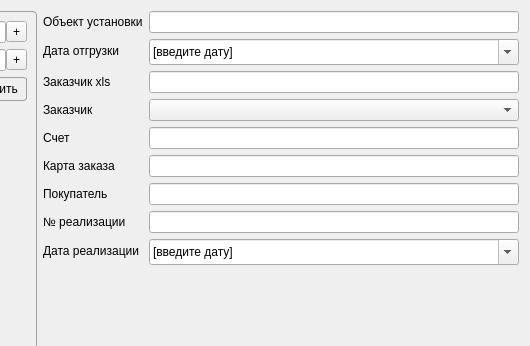
Old version of the form Remont/shipwindow.ui in the repository AlexeyScherbakov2021/Remont2; both pictures show x 451 to 981 and y 0 to 346 of the 981 by 599 pixel window.
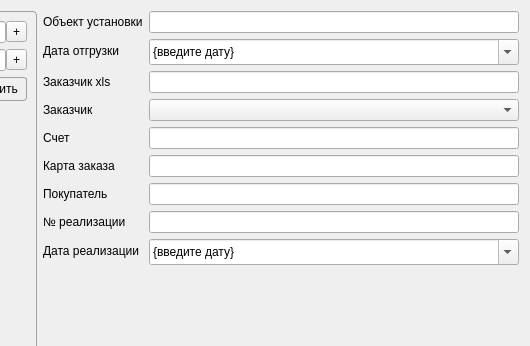
New version of the form. Icons and pictures are not drawn. Custom widgets are drawn as their Qt base class.

```diff
--- a/Remont/shipwindow.ui
+++ b/Remont/shipwindow.ui
@@ -264,7 +264,7 @@
           </size>
          </property>
          <property name="specialValueText">
-          <string notr="true">[введите дату]</string>
+          <string notr="true">{введите дату}</string>
          </property>
          <property name="keyboardTracking">
           <bool>false</bool>
@@ -274,7 +274,7 @@
          </property>
          <property name="dateTime">
           <datetime>
-           <hour>12</hour>
+           <hour>15</hour>
            <minute>0</minute>
            <second>0</second>
            <year>1900</year>
@@ -284,7 +284,7 @@
          </property>
          <property name="time">
           <time>
-           <hour>12</hour>
+           <hour>15</hour>
            <minute>0</minute>
            <second>0</second>
           </time>
@@ -298,7 +298,7 @@
          </property>
          <property name="minimumTime">
           <time>
-           <hour>12</hour>
+           <hour>15</hour>
            <minute>0</minute>
            <second>0</second>
           </time>
@@ -454,7 +454,7 @@
           </size>
          </property>
          <property name="specialValueText">
-          <string>[введите дату]</string>
+          <string>{введите дату}</string>
          </property>
          <property name="keyboardTracking">
           <bool>false</bool>
@@ -464,7 +464,7 @@
          </property>
          <property name="dateTime">
           <datetime>
-           <hour>12</hour>
+           <hour>15</hour>
            <minute>0</minute>
            <second>0</second>
            <year>1900</year>
@@ -474,7 +474,7 @@
          </property>
          <property name="time">
           <time>
-           <hour>12</hour>
+           <hour>15</hour>
            <minute>0</minute>
            <second>0</second>
           </time>
@@ -488,14 +488,14 @@
          </property>
          <property name="maximumTime">
           <time>
-           <hour>19</hour>
+           <hour>23</hour>
            <minute>59</minute>
            <second>59</second>
           </time>
          </property>
          <property name="minimumTime">
           <time>
-           <hour>12</hour>
+           <hour>15</hour>
            <minute>0</minute>
            <second>0</second>
           </time>
```
